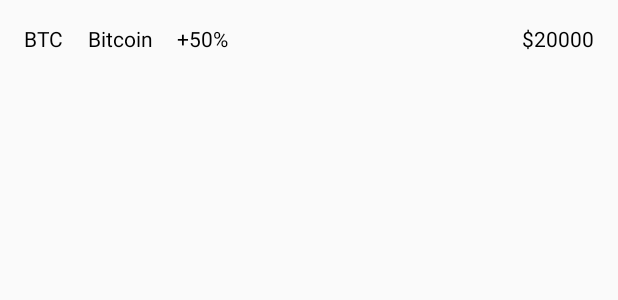
After one commit to omelchenkoaleks/BitcoinWatcher, an Android app: the layout item_coin.xml on its own in the app's theme, with its tools: preview values and no code run, on a phone screen of 412 x 824 dp. The commit adds this screen. Shown: the top 300 px of the screen. Run offline under Robolectric (Android 15) with nearby library versions, the phone set to English and light mode, and no system bars.

```diff
--- a/app/build.gradle
+++ b/app/build.gradle
@@ -20,6 +20,7 @@ android {
             proguardFiles getDefaultProguardFile('proguard-android-optimize.txt'), 'proguard-rules.pro'
         }
     }
+
     kotlin {
         experimental {
             coroutines "enable"
@@ -37,7 +38,7 @@ dependencies {
     androidTestImplementation 'com.android.support.test.espresso:espresso-core:3.0.2'
     implementation 'com.squareup.retrofit2:retrofit:2.5.0'
     implementation 'com.squareup.retrofit2:converter-jackson:2.5.0'
+    implementation 'org.jetbrains.kotlinx:kotlinx-coroutines-android:1.1.1'
     implementation 'com.jakewharton.retrofit:retrofit2-kotlin-coroutines-experimental-adapter:1.0.0'
-    implementation 'org.jetbrains.kotlinx:kotlinx-coroutines-android:1.1.1'
     implementation 'com.android.support:design:28.0.0'
 }
--- /dev/null
+++ b/app/src/main/res/layout/item_coin.xml
@@ -0,0 +1,43 @@
+<?xml version="1.0" encoding="utf-8"?>
+<LinearLayout
+        xmlns:android="http://schemas.android.com/apk/res/android"
+        xmlns:tools="http://schemas.android.com/tools"
+        android:layout_width="match_parent"
+        android:layout_height="wrap_content"
+        android:padding="@dimen/margin"
+        android:orientation="horizontal">
+
+    <TextView
+            android:id="@+id/symbol_tv"
+            android:layout_width="wrap_content"
+            android:layout_height="wrap_content"
+            android:textColor="@android:color/black"
+            tools:text="BTC"/>
+
+    <TextView
+            android:id="@+id/name_tv"
+            android:layout_width="wrap_content"
+            android:layout_height="wrap_content"
+            android:paddingStart="@dimen/margin"
+            android:textColor="@android:color/black"
+            tools:text="Bitcoin"/>
+
+    <TextView
+            android:id="@+id/price_change_tv"
+            android:layout_width="wrap_content"
+            android:layout_height="wrap_content"
+            android:paddingStart="@dimen/margin"
+            android:textColor="@android:color/black"
+            tools:text="+50%"/>
+
+    <TextView
+            android:id="@+id/price_tv"
+            android:layout_width="0dp"
+            android:layout_height="wrap_content"
+            android:layout_weight="1"
+            android:gravity="end"
+            android:paddingStart="@dimen/margin"
+            android:textColor="@android:color/black"
+            tools:text="$20000"/>
+
+</LinearLayout>
--- /dev/null
+++ b/app/src/main/res/values/dimens.xml
@@ -0,0 +1,4 @@
+<?xml version="1.0" encoding="utf-8"?>
+<resources>
+    <dimen name="margin">16dp</dimen>
+</resources>
```
Also changed, not shown: app/src/main/java/com/omelchenkoaleks/bitcoinwatcher/MainActivity.kt (+12 -1 lines), app/src/main/java/com/omelchenkoaleks/bitcoinwatcher/adapters/CoinAdapter.kt (added, +35 -0 lines), app/src/main/java/com/omelchenkoaleks/bitcoinwatcher/api/ServerApi.kt (added, +11 -0 lines), app/src/main/java/com/omelchenkoaleks/bitcoinwatcher/api/ServiceGenerator.kt (added, +22 -0 lines), app/src/main/java/com/omelchenkoaleks/bitcoinwatcher/components/MyViewHolder.kt (added, +7 -0 lines), app/src/main/java/com/omelchenkoaleks/bitcoinwatcher/models/CoinCap.kt (added, +11 -0 lines), app/src/main/res/layout/activity_main.xml (+4 -14 lines).
